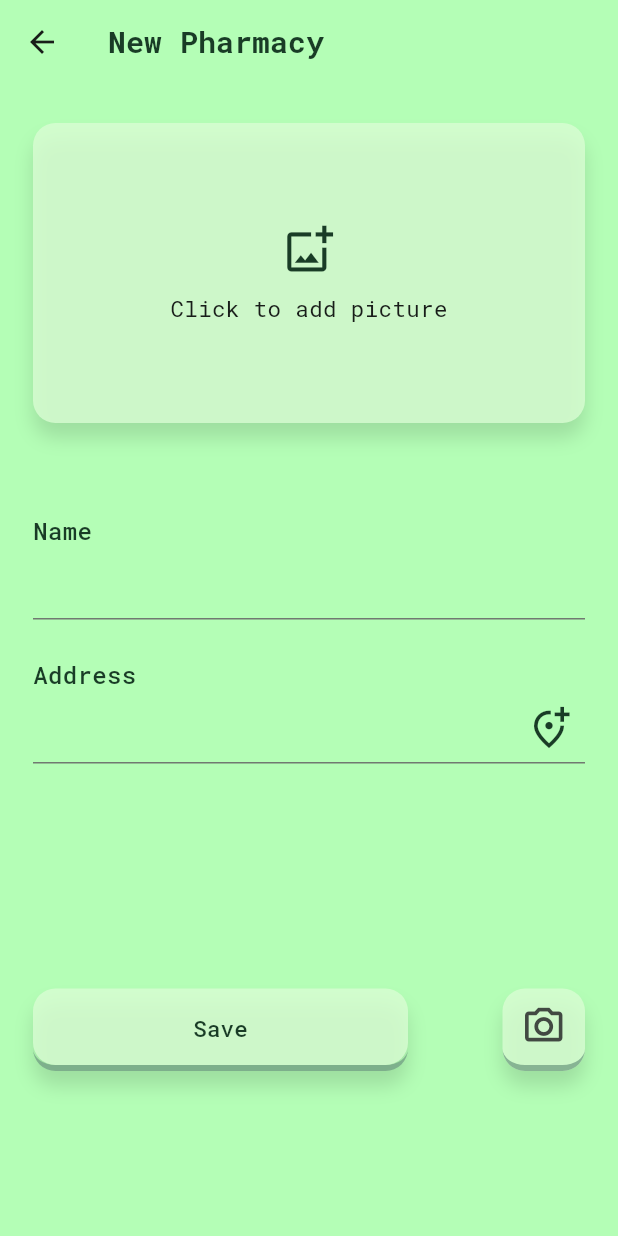
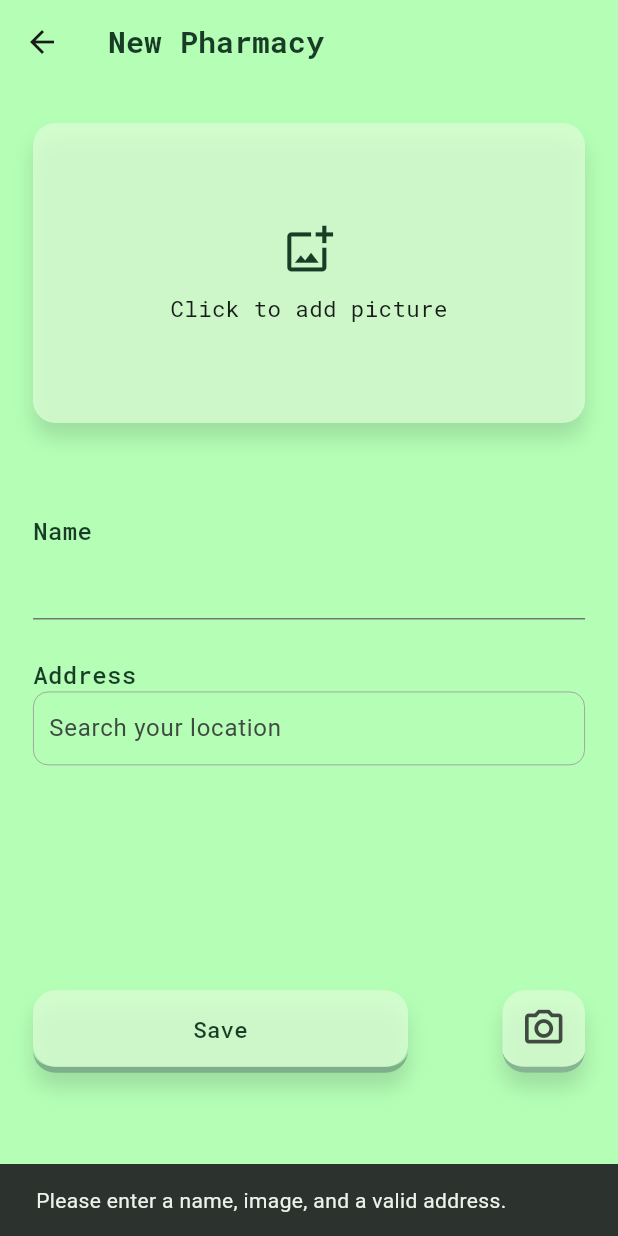
Before and after one commit to Daniel-Ricardo-Simao-Projects/CMU-pharmacist, a Flutter app: the AddPharmacyPage screen opened directly, after a tap on "Save", on a phone screen of 412 x 824 dp. Run offline on Flutter 3.47's test engine with Material 3 defaults, Android fonts, the phone set to English and light mode, and no system bars; drawn by our look-alikes of google_places_flutter; our stand-ins replace dio, flutter_cache_manager, geocoding, geolocator, google_maps_flutter, image_picker and 2 more; accounts and stored records are empty; project files that could hold a hidden picture were left out.

Commit message:
Create pharmacy choose address suggestions with places api

```diff
--- /dev/null
+++ b/flutter_frontend/lib/models/constants.dart
@@ -0,0 +1 @@
+const String apiKey = "API_KEY";
--- a/flutter_frontend/lib/pages/add_pharmacy_page.dart
+++ b/flutter_frontend/lib/pages/add_pharmacy_page.dart
@@ -1,21 +1,27 @@
+import 'dart:developer';
 import 'dart:io';
 import 'package:flutter/material.dart';
+import 'package:flutter_frontend/models/constants.dart';
 import 'package:flutter_frontend/models/pharmacy_model.dart';
 import 'package:flutter_frontend/services/pharmacy_service.dart';
+import 'package:google_places_flutter/model/prediction.dart';
 import 'package:image_picker/image_picker.dart';
 import 'package:flutter_frontend/themes/colors.dart';
+import 'package:google_places_flutter/google_places_flutter.dart';
 
 class AddPharmacyPage extends StatefulWidget {
   const AddPharmacyPage({super.key});
 
   @override
-  _AddPharmacyPageState createState() => _AddPharmacyPageState();
+  State<AddPharmacyPage> createState() => _AddPharmacyPageState();
 }
 
 class _AddPharmacyPageState extends State<AddPharmacyPage> {
   String _name = '';
   File? _image;
   String _address = '';
+  TextEditingController controller = TextEditingController();
+  final FocusNode _addressFocusNode = FocusNode();
 
   Future<void> _pickImage(ImageSource source) async {
     final picker = ImagePicker();
@@ -41,8 +47,7 @@ class _AddPharmacyPageState extends State<AddPharmacyPage> {
       backgroundColor: backgroundColor,
       appBar: _appBar(context),
       body: Padding(
-          padding:
-              const EdgeInsets.only(left: 22, right: 22, top: 16, bottom: 16),
+          padding: const EdgeInsets.only(left: 22, right: 22, top: 16, bottom: 16),
           child: _addPharmacyForm()),
     );
   }
@@ -50,6 +55,7 @@ class _AddPharmacyPageState extends State<AddPharmacyPage> {
   Form _addPharmacyForm() {
     return Form(
       child: ListView(
+        physics: const ClampingScrollPhysics(),
         children: [
           const SizedBox(height: 10),
           _imagePreview(),
@@ -73,8 +79,7 @@ class _AddPharmacyPageState extends State<AddPharmacyPage> {
           height: 55,
           decoration: BoxDecoration(
             borderRadius: BorderRadius.circular(15),
-            border: const Border(
-                bottom: BorderSide(color: primaryBorderColor, width: 4)),
+            border: const Border(bottom: BorderSide(color: primaryBorderColor, width: 4)),
             boxShadow: const [
               BoxShadow(
                 color: Colors.black12,
@@ -93,7 +98,38 @@ class _AddPharmacyPageState extends State<AddPharmacyPage> {
               elevation: 0,
             ),
             onPressed: () {
-              savePharmacy(_name, _address, _image!);
+              if (_name.isEmpty || _image == null || _address.isEmpty) {
+                ScaffoldMessenger.of(context).showSnackBar(
+                  const SnackBar(
+                    content: Text('Please enter a name, image, and a valid address.'),
+                    //backgroundColor: Colors.red,
+                  ),
+                );
+              } else {
+                savePharmacy(_name, _address, _image!);
+                // clear the fields
+                _name = '';
+                _image = null;
+                _address = '';
+                // Show a dialog
+                showDialog(
+                  context: context,
+                  builder: (BuildContext context) {
+                    return AlertDialog(
+                      title: const Text('Operation Successful'),
+                      content: const Text('The pharmacy has been created successfully.'),
+                      actions: <Widget>[
+                        TextButton(
+                          child: const Text('Close'),
+                          onPressed: () {
+                            Navigator.of(context).pop();
+                          },
+                        ),
+                      ],
+                    );
+                  },
+                );
+              }
             },
             child: const Text(
               'Save',
@@ -112,8 +148,7 @@ class _AddPharmacyPageState extends State<AddPharmacyPage> {
           decoration: BoxDecoration(
             color: primaryColor,
             borderRadius: BorderRadius.circular(15),
-            border: const Border(
-                bottom: BorderSide(color: primaryBorderColor, width: 4)),
+            border: const Border(bottom: BorderSide(color: primaryBorderColor, width: 4)),
             boxShadow: const [
               BoxShadow(
                 color: Colors.black12,
@@ -151,20 +186,49 @@ class _AddPharmacyPageState extends State<AddPharmacyPage> {
             fontSize: 16,
           ),
         ),
-        TextFormField(
-          decoration: const InputDecoration(
+        GooglePlaceAutoCompleteTextField(
+          focusNode: _addressFocusNode,
+          textEditingController: controller,
+          googleAPIKey: apiKey,
+          inputDecoration: const InputDecoration(
             border: UnderlineInputBorder(),
-            suffixIcon: Icon(
-              Icons.add_location_alt_outlined,
-              color: accentColor,
-              size: 30,
-            ),
+            hintText: "Search your location",
+            enabledBorder: InputBorder.none,
           ),
-          onChanged: (value) {
+          debounceTime: 400,
+          countries: const ["pt"],
+          //isLatLngRequired: true,
+          // getPlaceDetailWithLatLng: (Prediction prediction) {
+          //   log("placeDetails${prediction.lat}");
+          // },
+          itemClick: (Prediction prediction) {
+            controller.text = prediction.description ?? "";
+            controller.selection = TextSelection.fromPosition(
+                TextPosition(offset: prediction.description?.length ?? 0));
             setState(() {
-              _address = value;
+              _address = prediction.description ?? "";
             });
+
           },
+          seperatedBuilder: const Divider(),
+          containerHorizontalPadding: 10,
+
+          itemBuilder: (context, index, Prediction prediction) {
+            return Container(
+              padding: const EdgeInsets.all(10),
+              child: Row(
+                children: [
+                  const Icon(Icons.location_on),
+                  const SizedBox(
+                    width: 7,
+                  ),
+                  Expanded(child: Text(prediction.description ?? ""))
+                ],
+              ),
+            );
+          },
+
+          isCrossBtnShown: true,
         ),
       ],
     );
@@ -254,6 +318,7 @@ class _AddPharmacyPageState extends State<AddPharmacyPage> {
     List<int> imageBytes = file.readAsBytesSync();
     Pharmacy pharmacy =
         Pharmacy(id: 0, name: name, address: address, picture: imageBytes);
+    log('Pharmacy: $pharmacy.name, $pharmacy.address');
     PharmacyService().addPharmacy(pharmacy);
 
     //Navigator.pop(context);
@@ -272,12 +337,5 @@ AppBar _appBar(BuildContext context) {
         fontSize: 20,
       ),
     ),
-    // By default the appBar adds a back button, but we can customize it
-    // leading: IconButton(
-    //   icon: const Icon(Icons.arrow_back, color: accentColor),
-    //   onPressed: () {
-    //     Navigator.pop(context);
-    //   },
-    // ),
   );
 }
--- a/flutter_frontend/lib/pages/maps_page.dart
+++ b/flutter_frontend/lib/pages/maps_page.dart
@@ -381,6 +381,7 @@ class _MapsPageState extends State<MapsPage> with AutomaticKeepAliveClientMixin
                   title: Text(pharmacy.name),
                   subtitle: Text(pharmacy.address),
                   onTap: () {
+                    if (_savedMarkers.containsKey(pharmacy.id.toString())) {
                       mapController.animateCamera(
                         CameraUpdate.newLatLng(LatLng(
                           double.parse(_savedMarkers[pharmacy.id.toString()].split(',')[0]),
@@ -388,6 +389,7 @@ class _MapsPageState extends State<MapsPage> with AutomaticKeepAliveClientMixin
                         )),
                       );
                       _searchBarController.close();
+                    }
                   },
                 );
               }).toList(),
--- a/flutter_frontend/pubspec.yaml
+++ b/flutter_frontend/pubspec.yaml
@@ -44,6 +44,7 @@ dependencies:
   geocoding: ^3.0.0
   flutter_cache_manager: ^3.3.2
   material_floating_search_bar_2: ^0.5.0
+  google_places_flutter: ^2.0.8
 
 dev_dependencies:
   flutter_test:
```
Also changed, not shown: flutter_frontend/pubspec.lock. Lines whose indentation alone changed are shown as unchanged.
